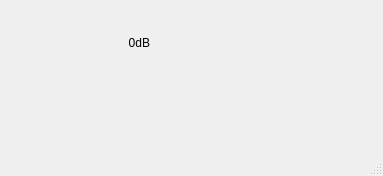
jontio/JSquelch, file src/jsquelch.ui: the form before one commit.
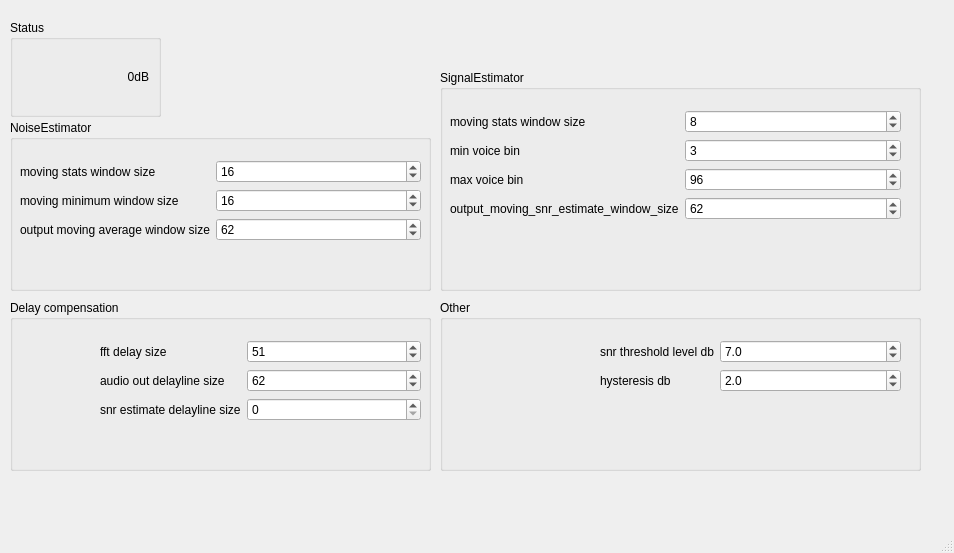
The form after the commit. Icons and pictures are not drawn. Custom widgets are drawn as their Qt base class.

Commit message: start of gui. agc sucks so not using it. added some audio file writing

Diff of the .ui file:
```diff
--- a/src/jsquelch.ui
+++ b/src/jsquelch.ui
@@ -6,48 +6,339 @@
    <rect>
     <x>0</x>
     <y>0</y>
-    <width>383</width>
-    <height>176</height>
+    <width>954</width>
+    <height>553</height>
    </rect>
   </property>
   <property name="windowTitle">
    <string>JSquelch</string>
   </property>
   <widget class="QWidget" name="centralwidget">
-   <widget class="QLed" name="led_snr">
+   <widget class="QGroupBox" name="groupBox">
     <property name="geometry">
      <rect>
-      <x>20</x>
+      <x>10</x>
+      <y>120</y>
+      <width>421</width>
+      <height>171</height>
+     </rect>
+    </property>
+    <property name="title">
+     <string>NoiseEstimator</string>
+    </property>
+    <widget class="QWidget" name="">
+     <property name="geometry">
+      <rect>
+       <x>10</x>
+       <y>40</y>
+       <width>401</width>
+       <height>121</height>
+      </rect>
+     </property>
+     <layout class="QFormLayout" name="formLayout">
+      <item row="0" column="0">
+       <widget class="QLabel" name="label_mne_moving_stats_window_size">
+        <property name="text">
+         <string>moving stats window size</string>
+        </property>
+       </widget>
+      </item>
+      <item row="0" column="1">
+       <widget class="QSpinBox" name="spinBox_mne_moving_stats_window_size">
+        <property name="value">
+         <number>16</number>
+        </property>
+       </widget>
+      </item>
+      <item row="1" column="0">
+       <widget class="QLabel" name="label_2">
+        <property name="text">
+         <string>moving minimum window size</string>
+        </property>
+       </widget>
+      </item>
+      <item row="1" column="1">
+       <widget class="QSpinBox" name="spinBox_mne_moving_minimum_window_size">
+        <property name="value">
+         <number>16</number>
+        </property>
+       </widget>
+      </item>
+      <item row="2" column="0">
+       <widget class="QLabel" name="label_3">
+        <property name="text">
+         <string>output moving average window size</string>
+        </property>
+       </widget>
+      </item>
+      <item row="2" column="1">
+       <widget class="QSpinBox" name="spinBox_mne_output_moving_average_window_size">
+        <property name="value">
+         <number>62</number>
+        </property>
+       </widget>
+      </item>
+     </layout>
+    </widget>
+   </widget>
+   <widget class="QGroupBox" name="groupBox_2">
+    <property name="geometry">
+     <rect>
+      <x>440</x>
+      <y>70</y>
+      <width>481</width>
+      <height>221</height>
+     </rect>
+    </property>
+    <property name="title">
+     <string>SignalEstimator</string>
+    </property>
+    <widget class="QWidget" name="">
+     <property name="geometry">
+      <rect>
+       <x>10</x>
+       <y>40</y>
+       <width>451</width>
+       <height>163</height>
+      </rect>
+     </property>
+     <layout class="QFormLayout" name="formLayout_2">
+      <item row="0" column="0">
+       <widget class="QLabel" name="label_4">
+        <property name="text">
+         <string>moving stats window size</string>
+        </property>
+       </widget>
+      </item>
+      <item row="0" column="1">
+       <widget class="QSpinBox" name="spinBox_mse_moving_stats_window_size">
+        <property name="value">
+         <number>8</number>
+        </property>
+       </widget>
+      </item>
+      <item row="1" column="0">
+       <widget class="QLabel" name="label_5">
+        <property name="text">
+         <string>min voice bin</string>
+        </property>
+       </widget>
+      </item>
+      <item row="1" column="1">
+       <widget class="QSpinBox" name="spinBox_mse_min_voice_bin">
+        <property name="value">
+         <number>3</number>
+        </property>
+       </widget>
+      </item>
+      <item row="2" column="0">
+       <widget class="QLabel" name="label_6">
+        <property name="text">
+         <string>max voice bin</string>
+        </property>
+       </widget>
+      </item>
+      <item row="2" column="1">
+       <widget class="QSpinBox" name="spinBox_mse_max_voice_bin">
+        <property name="value">
+         <number>96</number>
+        </property>
+       </widget>
+      </item>
+      <item row="3" column="0">
+       <widget class="QLabel" name="label_7">
+        <property name="text">
+         <string>output_moving_snr_estimate_window_size</string>
+        </property>
+       </widget>
+      </item>
+      <item row="3" column="1">
+       <widget class="QSpinBox" name="spinBox_mse_output_moving_snr_estimate_window_size">
+        <property name="value">
+         <number>62</number>
+        </property>
+       </widget>
+      </item>
+     </layout>
+    </widget>
+   </widget>
+   <widget class="QGroupBox" name="groupBox_3">
+    <property name="geometry">
+     <rect>
+      <x>10</x>
       <y>20</y>
-      <width>40</width>
-      <height>40</height>
+      <width>151</width>
+      <height>97</height>
      </rect>
     </property>
-    <property name="text">
-     <string/>
+    <property name="title">
+     <string>Status</string>
     </property>
-    <property name="pixmap">
-     <pixmap resource="../images.qrc">:/images/off_led.svg</pixmap>
+    <layout class="QGridLayout" name="gridLayout">
+     <item row="0" column="0">
+      <widget class="QLed" name="led_snr">
+       <property name="sizePolicy">
+        <sizepolicy hsizetype="Fixed" vsizetype="Fixed">
+         <horstretch>0</horstretch>
+         <verstretch>0</verstretch>
+        </sizepolicy>
+       </property>
+       <property name="minimumSize">
+        <size>
+         <width>40</width>
+         <height>40</height>
+        </size>
+       </property>
+       <property name="maximumSize">
+        <size>
+         <width>40</width>
+         <height>40</height>
+        </size>
+       </property>
+       <property name="text">
+        <string/>
+       </property>
+       <property name="pixmap">
+        <pixmap resource="../images.qrc">:/images/off_led.svg</pixmap>
+       </property>
+       <property name="scaledContents">
+        <bool>true</bool>
+       </property>
+      </widget>
+     </item>
+     <item row="0" column="1">
+      <widget class="QLabel" name="label_snr">
+       <property name="text">
+        <string>0dB</string>
+       </property>
+       <property name="alignment">
+        <set>Qt::AlignRight|Qt::AlignTrailing|Qt::AlignVCenter</set>
+       </property>
+      </widget>
+     </item>
+    </layout>
+   </widget>
+   <widget class="QGroupBox" name="groupBox_4">
+    <property name="geometry">
+     <rect>
+      <x>10</x>
+      <y>300</y>
+      <width>421</width>
+      <height>171</height>
+     </rect>
     </property>
-    <property name="scaledContents">
-     <bool>true</bool>
+    <property name="title">
+     <string>Delay compensation</string>
     </property>
+    <widget class="QWidget" name="layoutWidget">
+     <property name="geometry">
+      <rect>
+       <x>90</x>
+       <y>40</y>
+       <width>321</width>
+       <height>121</height>
+      </rect>
+     </property>
+     <layout class="QFormLayout" name="formLayout_3">
+      <item row="0" column="0">
+       <widget class="QLabel" name="label_mne_moving_stats_window_size_2">
+        <property name="text">
+         <string>fft delay size</string>
+        </property>
+       </widget>
+      </item>
+      <item row="0" column="1">
+       <widget class="QSpinBox" name="spinBox_fft_delay_size">
+        <property name="value">
+         <number>51</number>
+        </property>
+       </widget>
+      </item>
+      <item row="1" column="0">
+       <widget class="QLabel" name="label_8">
+        <property name="text">
+         <string>audio out delayline size</string>
+        </property>
+       </widget>
+      </item>
+      <item row="1" column="1">
+       <widget class="QSpinBox" name="spinBox_audio_out_delayline_size_in_blocks">
+        <property name="value">
+         <number>62</number>
+        </property>
+       </widget>
+      </item>
+      <item row="2" column="0">
+       <widget class="QLabel" name="label_9">
+        <property name="text">
+         <string>snr estimate delayline size</string>
+        </property>
+       </widget>
+      </item>
+      <item row="2" column="1">
+       <widget class="QSpinBox" name="spinBox_snr_estimate_delayline_size_in_blocks"/>
+      </item>
+     </layout>
+    </widget>
    </widget>
-   <widget class="QLabel" name="label_snr">
+   <widget class="QGroupBox" name="groupBox_5">
     <property name="geometry">
      <rect>
-      <x>70</x>
-      <y>30</y>
-      <width>80</width>
-      <height>26</height>
+      <x>440</x>
+      <y>300</y>
+      <width>481</width>
+      <height>171</height>
      </rect>
     </property>
-    <property name="text">
-     <string>0dB</string>
+    <property name="title">
+     <string>Other</string>
     </property>
-    <property name="alignment">
-     <set>Qt::AlignRight|Qt::AlignTrailing|Qt::AlignVCenter</set>
-    </property>
+    <widget class="QWidget" name="">
+     <property name="geometry">
+      <rect>
+       <x>160</x>
+       <y>40</y>
+       <width>301</width>
+       <height>79</height>
+      </rect>
+     </property>
+     <layout class="QFormLayout" name="formLayout_4">
+      <item row="0" column="0">
+       <widget class="QLabel" name="label_mne_moving_stats_window_size_3">
+        <property name="text">
+         <string>snr threshold level db</string>
+        </property>
+       </widget>
+      </item>
+      <item row="0" column="1">
+       <widget class="QDoubleSpinBox" name="doubleSpinBox_snr_threshold_level_db">
+        <property name="decimals">
+         <number>1</number>
+        </property>
+        <property name="value">
+         <double>7.000000000000000</double>
+        </property>
+       </widget>
+      </item>
+      <item row="1" column="0">
+       <widget class="QLabel" name="label_10">
+        <property name="text">
+         <string>hysteresis db</string>
+        </property>
+       </widget>
+      </item>
+      <item row="1" column="1">
+       <widget class="QDoubleSpinBox" name="doubleSpinBox_hysteresis_db">
+        <property name="decimals">
+         <number>1</number>
+        </property>
+        <property name="value">
+         <double>2.000000000000000</double>
+        </property>
+       </widget>
+      </item>
+     </layout>
+    </widget>
    </widget>
   </widget>
   <widget class="QMenuBar" name="menubar">
```
Left out of the diff: 2 changed lines with no effect on the pictures. The commit also changes 7 other files.
